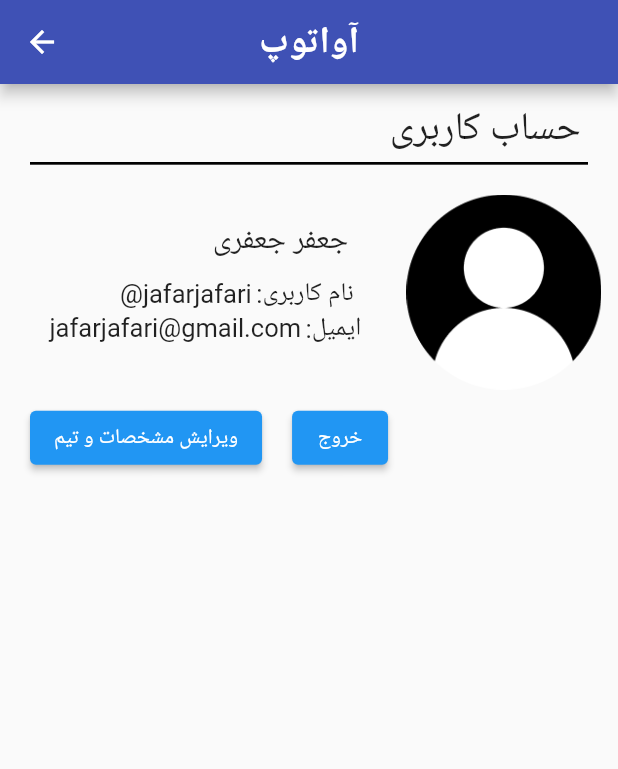
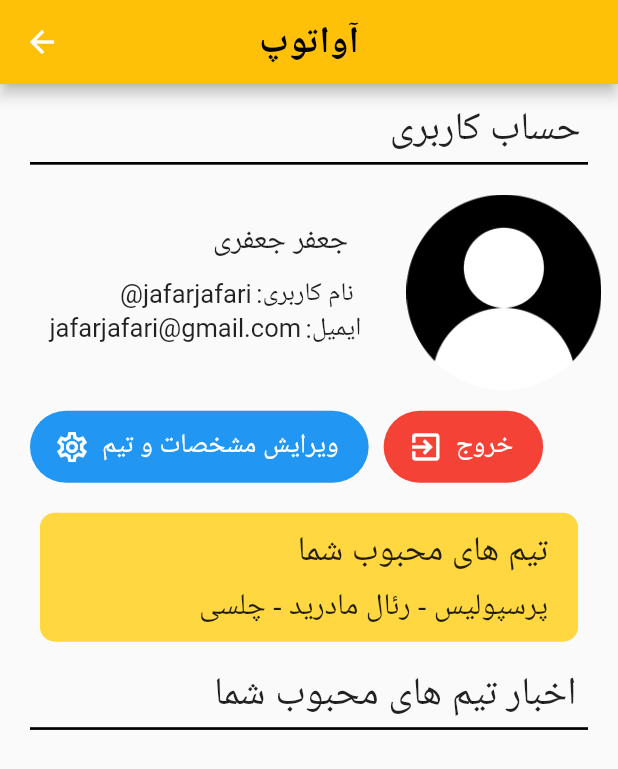
Before and after one commit to aidinasgary/avatoop, a Flutter app: the ProfileScreen screen opened by its route, on a phone screen of 412 x 824 dp. Shown: the top 769 px of the screen. Run offline on Flutter 3.47's test engine with Material 2 defaults, Android fonts, the phone set to English and light mode, and no system bars; our stand-ins replace carousel_slider; Roboto replaces fonts that are missing (dubai).

Commit message:
تغییرات جانبی و جذااااب

```diff
--- a/lib/ui/profile_screen.dart
+++ b/lib/ui/profile_screen.dart
@@ -13,8 +13,8 @@ class _ProfileScreenState extends State<ProfileScreen> {
   Widget build(BuildContext context) {
     return Scaffold(
       appBar: AppBar(
-        backgroundColor: Colors.indigo,
-        title: Text('آواتوپ',style: TextStyle(fontWeight: FontWeight.w600,fontSize: 25 ),
+        backgroundColor: Colors.amber,
+        title: Text('آواتوپ',style: TextStyle(fontWeight: FontWeight.w600,fontSize: 25, fontFamily: 'dubai' , color: Colors.black ),
         ),
         centerTitle: true,
       ),
@@ -90,20 +90,68 @@ class _ProfileScreenState extends State<ProfileScreen> {
           Row(
             children: [
               Container(
-                child: ElevatedButton(
+                child: FloatingActionButton.extended(
                   onPressed: (){},
-                  child: const Text('ویرایش مشخصات و تیم')
+                  icon: const Icon(Icons.settings_outlined),
+                  label: Text('ویرایش مشخصات و تیم',
+                    style: TextStyle(fontSize: 18, fontFamily: 'dubai'),
+                  ),
+                  backgroundColor: Colors.blue,
+                  elevation: 0,
                 ),
-                margin: EdgeInsets.only(left: 20),
+                padding: EdgeInsets.only(left: 20, top: 6),
               ),
               Container(
-                child: ElevatedButton(
+                child: FloatingActionButton.extended(
                   onPressed: (){},
-                  child: const Text('خروج')
+                  icon: const Icon(Icons.exit_to_app),
+                  label: Text('خروج',
+                    style: TextStyle(fontSize: 18, fontFamily: 'dubai'),
+                  ),
+                  backgroundColor: Colors.red,
+                  elevation: 0,
                 ),
-                margin: EdgeInsets.only(left: 20),
+                padding: EdgeInsets.only(left: 10, top: 6),
               ),
             ],
+          ),
+          Container(
+            margin: EdgeInsets.only(top: 20, left: 20, right: 20),
+            padding: EdgeInsets.only(top: 10, left: 106, right:20 , bottom: 10),
+            decoration: BoxDecoration(
+              color: Colors.amberAccent,
+              borderRadius: BorderRadius.circular(10)
+            ),
+            child: Column(
+              crossAxisAlignment: CrossAxisAlignment.end,
+              children: [
+                Container(
+                  child: Text('تیم های محبوب شما',
+                    textDirection: TextDirection.rtl,
+                    style: TextStyle(fontFamily: 'dubai', fontSize: 23),
+                  ),
+                  padding: EdgeInsets.only(bottom: 8),
+                ),
+                Container(
+                  child: Text('پرسپولیس - رئال مادرید - چلسی',
+                    textDirection: TextDirection.rtl,
+                    style: TextStyle(fontFamily: 'dubai', fontSize: 20),
+                  ),
+                ),
+              ],
+            ),
+          ),
+          Container(
+            child: const Text("اخبار تیم های محبوب شما",
+              textDirection: TextDirection.rtl,
+              style: TextStyle(fontFamily: 'dubai', fontSize: 26),
+            ),
+            padding: EdgeInsets.only(top: 17, left: 115),
+          ),
+          Container(
+            color: Colors.black,
+            padding: EdgeInsets.only(top: 1.8),
+            margin: EdgeInsets.only(top: 5, right: 20, left: 20),
           ),
         ],
       ),
```
Also changed, not shown: lib/ui/ertebat_screen.dart (+20 -21 lines), lib/ui/home_page.dart (+7 -14 lines).
